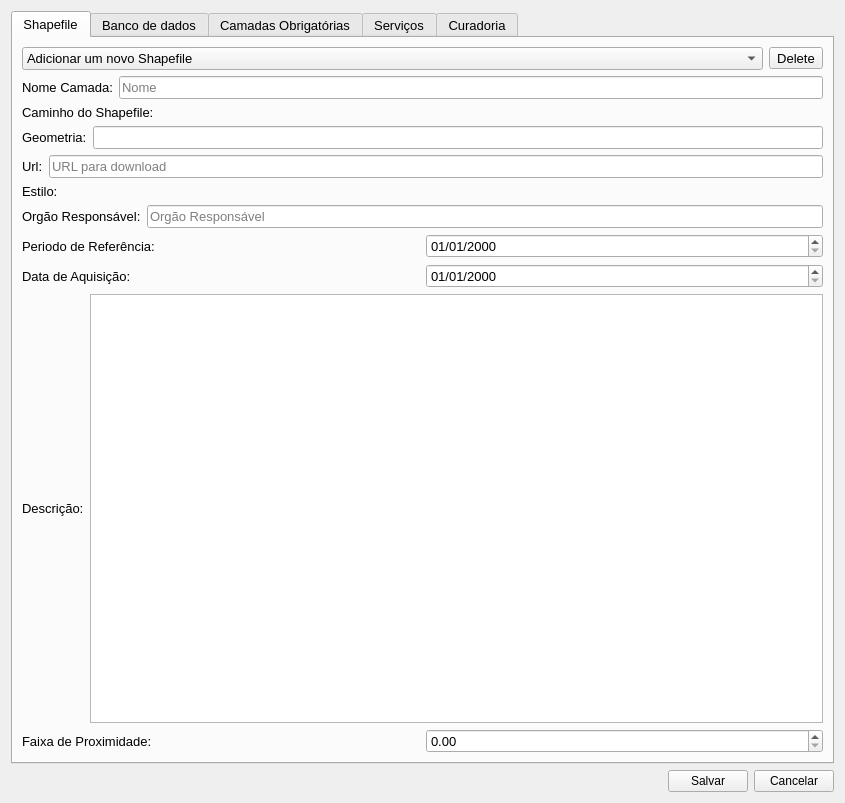
The window that settings/config_window.ui (spuhub/prisma) describes before a commit, drawn with Qt 5.
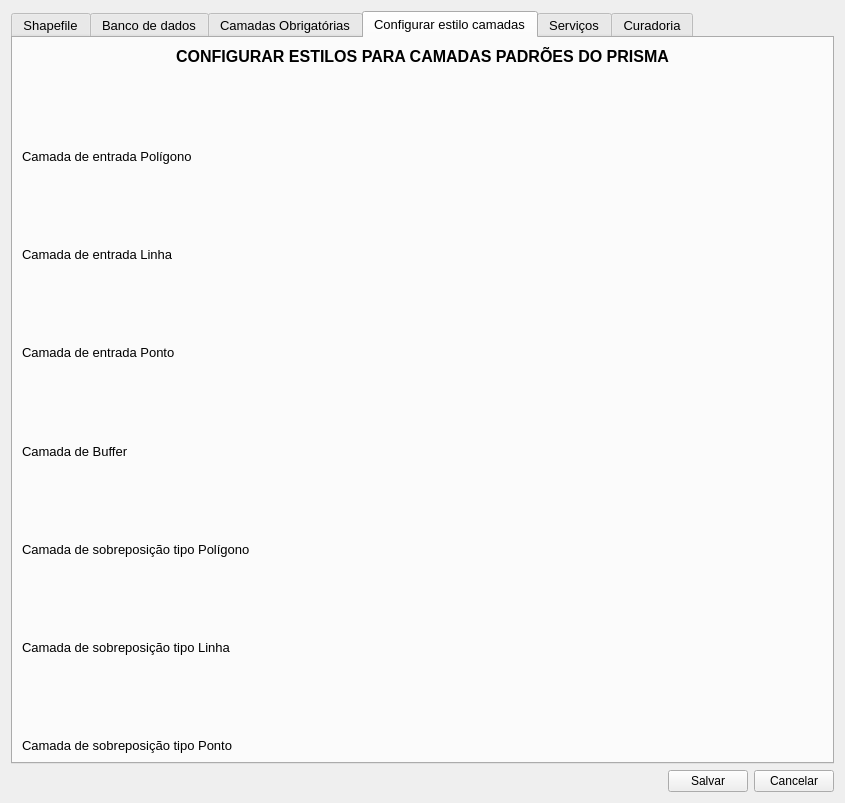
The same window after the commit. The open tabs and pages were chosen to show the change. Icons and pictures are not drawn. Custom widgets are drawn as their Qt base class.

Commit message: crud tela de configuração

Patch:
```diff
--- a/settings/config_window.ui
+++ b/settings/config_window.ui
@@ -1002,6 +1002,251 @@
        </item>
       </layout>
      </widget>
+     <widget class="QWidget" name="tab_3">
+      <attribute name="title">
+       <string>Configurar estilo camadas</string>
+      </attribute>
+      <layout class="QVBoxLayout" name="verticalLayout_10">
+       <item>
+        <layout class="QVBoxLayout" name="verticalLayout_7">
+         <item>
+          <layout class="QVBoxLayout" name="verticalLayout_15"/>
+         </item>
+         <item>
+          <layout class="QHBoxLayout" name="horizontalLayout_17"/>
+         </item>
+         <item>
+          <layout class="QVBoxLayout" name="verticalLayout_18"/>
+         </item>
+         <item>
+          <layout class="QVBoxLayout" name="verticalLayout_17"/>
+         </item>
+         <item>
+          <layout class="QVBoxLayout" name="verticalLayout_16"/>
+         </item>
+         <item>
+          <layout class="QHBoxLayout" name="horizontalLayout_47"/>
+         </item>
+         <item>
+          <layout class="QVBoxLayout" name="verticalLayout_12"/>
+         </item>
+         <item>
+          <layout class="QVBoxLayout" name="verticalLayout_14"/>
+         </item>
+         <item>
+          <widget class="QLabel" name="label_45">
+           <property name="font">
+            <font>
+             <pointsize>12</pointsize>
+             <weight>75</weight>
+             <bold>true</bold>
+            </font>
+           </property>
+           <property name="text">
+            <string>CONFIGURAR ESTILOS PARA CAMADAS PADRÕES DO PRISMA</string>
+           </property>
+           <property name="alignment">
+            <set>Qt::AlignCenter</set>
+           </property>
+          </widget>
+         </item>
+         <item>
+          <spacer name="verticalSpacer_4">
+           <property name="orientation">
+            <enum>Qt::Vertical</enum>
+           </property>
+           <property name="sizeHint" stdset="0">
+            <size>
+             <width>20</width>
+             <height>40</height>
+            </size>
+           </property>
+          </spacer>
+         </item>
+         <item>
+          <layout class="QHBoxLayout" name="horizontalLayout_46">
+           <item>
+            <widget class="QLabel" name="label_54">
+             <property name="text">
+              <string>Camada de entrada Polígono</string>
+             </property>
+            </widget>
+           </item>
+           <item>
+            <widget class="QgsFileWidget" name="qfw_entrada_poligono">
+             <property name="defaultRoot">
+              <string/>
+             </property>
+            </widget>
+           </item>
+          </layout>
+         </item>
+         <item>
+          <spacer name="verticalSpacer_3">
+           <property name="orientation">
+            <enum>Qt::Vertical</enum>
+           </property>
+           <property name="sizeHint" stdset="0">
+            <size>
+             <width>20</width>
+             <height>40</height>
+            </size>
+           </property>
+          </spacer>
+         </item>
+         <item>
+          <layout class="QHBoxLayout" name="horizontalLayout_41">
+           <item>
+            <widget class="QLabel" name="label_52">
+             <property name="text">
+              <string>Camada de entrada Linha</string>
+             </property>
+            </widget>
+           </item>
+           <item>
+            <widget class="QgsFileWidget" name="qfw_entrada_linha"/>
+           </item>
+          </layout>
+         </item>
+         <item>
+          <spacer name="verticalSpacer_5">
+           <property name="orientation">
+            <enum>Qt::Vertical</enum>
+           </property>
+           <property name="sizeHint" stdset="0">
+            <size>
+             <width>20</width>
+             <height>40</height>
+            </size>
+           </property>
+          </spacer>
+         </item>
+         <item>
+          <layout class="QHBoxLayout" name="horizontalLayout_40">
+           <item>
+            <widget class="QLabel" name="label_51">
+             <property name="text">
+              <string>Camada de entrada Ponto</string>
+             </property>
+            </widget>
+           </item>
+           <item>
+            <widget class="QgsFileWidget" name="qfw_entrada_ponto"/>
+           </item>
+          </layout>
+         </item>
+         <item>
+          <spacer name="verticalSpacer_6">
+           <property name="orientation">
+            <enum>Qt::Vertical</enum>
+           </property>
+           <property name="sizeHint" stdset="0">
+            <size>
+             <width>20</width>
+             <height>40</height>
+            </size>
+           </property>
+          </spacer>
+         </item>
+         <item>
+          <layout class="QHBoxLayout" name="horizontalLayout_38">
+           <item>
+            <widget class="QLabel" name="label_50">
+             <property name="text">
+              <string>Camada de Buffer</string>
+             </property>
+            </widget>
+           </item>
+           <item>
+            <widget class="QgsFileWidget" name="qfw_buffer"/>
+           </item>
+          </layout>
+         </item>
+         <item>
+          <spacer name="verticalSpacer_7">
+           <property name="orientation">
+            <enum>Qt::Vertical</enum>
+           </property>
+           <property name="sizeHint" stdset="0">
+            <size>
+             <width>20</width>
+             <height>40</height>
+            </size>
+           </property>
+          </spacer>
+         </item>
+         <item>
+          <layout class="QHBoxLayout" name="horizontalLayout_31">
+           <item>
+            <widget class="QLabel" name="label_49">
+             <property name="text">
+              <string>Camada de sobreposição tipo Polígono</string>
+             </property>
+            </widget>
+           </item>
+           <item>
+            <widget class="QgsFileWidget" name="qfw_sobreposicao_poligono"/>
+           </item>
+          </layout>
+         </item>
+         <item>
+          <spacer name="verticalSpacer_8">
+           <property name="orientation">
+            <enum>Qt::Vertical</enum>
+           </property>
+           <property name="sizeHint" stdset="0">
+            <size>
+             <width>20</width>
+             <height>40</height>
+            </size>
+           </property>
+          </spacer>
+         </item>
+         <item>
+          <layout class="QHBoxLayout" name="horizontalLayout_45">
+           <item>
+            <widget class="QLabel" name="label_53">
+             <property name="text">
+              <string>Camada de sobreposição tipo Linha</string>
+             </property>
+            </widget>
+           </item>
+           <item>
+            <widget class="QgsFileWidget" name="qfw_sobreposicao_linha"/>
+           </item>
+          </layout>
+         </item>
+         <item>
+          <spacer name="verticalSpacer_9">
+           <property name="orientation">
+            <enum>Qt::Vertical</enum>
+           </property>
+           <property name="sizeHint" stdset="0">
+            <size>
+             <width>20</width>
+             <height>40</height>
+            </size>
+           </property>
+          </spacer>
+         </item>
+         <item>
+          <layout class="QHBoxLayout" name="horizontalLayout_48">
+           <item>
+            <widget class="QLabel" name="label_56">
+             <property name="text">
+              <string>Camada de sobreposição tipo Ponto</string>
+             </property>
+            </widget>
+           </item>
+           <item>
+            <widget class="QgsFileWidget" name="qfw_sobreposicao_ponto"/>
+           </item>
+          </layout>
+         </item>
+        </layout>
+       </item>
+      </layout>
+     </widget>
      <widget class="QWidget" name="tab_basemap">
       <attribute name="title">
        <string>Serviços</string>
```
The commit also changes 1 other file.
